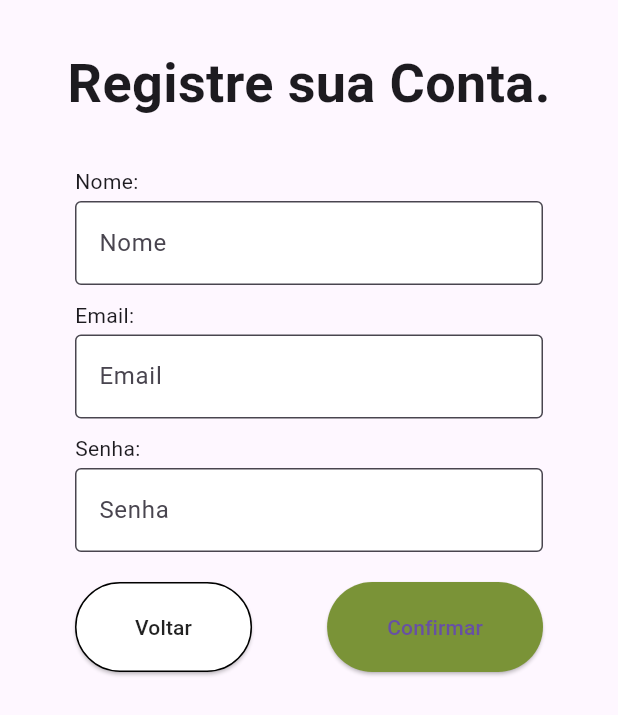
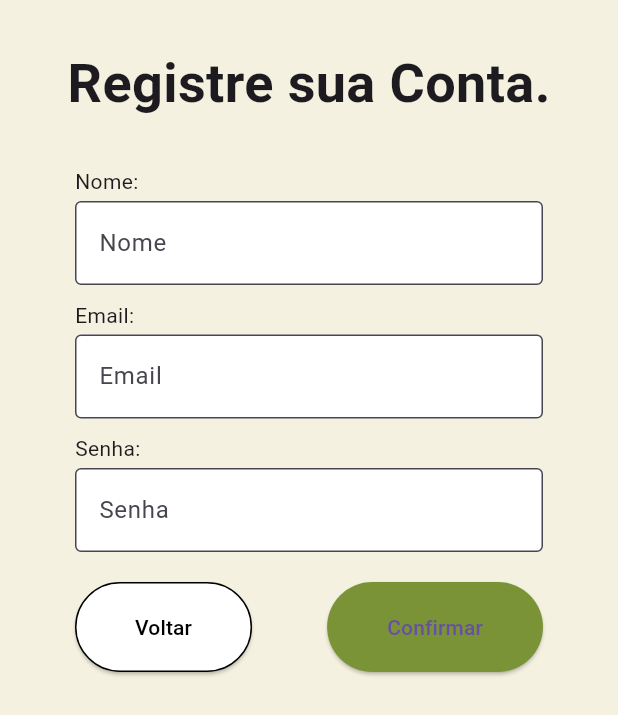
Before and after one commit to gmportilho/integraPracas, a Flutter app: the screen it shows after launch, after a tap on "Login", after a tap on "Cadastre-se", on a phone screen of 412 x 824 dp. Shown: the top 715 px of the screen. Run offline on Flutter 3.47's test engine with Material 3 defaults, Android fonts, the phone set to English and light mode, and no system bars; our stand-ins replace cloud_firestore, email_validator, firebase_auth, firebase_core, flutter_slidable; accounts and stored records are empty; network calls fail.

Commit message:
substituição de cores padrão do flutter por variáveis costumizadas

```diff
--- a/lib/main.dart
+++ b/lib/main.dart
@@ -27,15 +27,15 @@ class App extends StatelessWidget {
       debugShowCheckedModeBanner: false,
       theme: ThemeData(
         brightness: Brightness.light,
-        primaryColor: AppColors.brown, //Marrom
-        backgroundColor: AppColors.beige, //Bege
+        primaryColor: AppColors.brown,
         elevatedButtonTheme: ElevatedButtonThemeData(
             style: ButtonStyle(backgroundColor: MaterialStateProperty.all<Color>(AppColors.green))),
         appBarTheme: AppBarTheme(
           backgroundColor: AppColors.brown,
-          titleTextStyle: TextStyle(color: Colors.white),
-          iconTheme: IconThemeData(color: Colors.white),
+          titleTextStyle: TextStyle(color: AppColors.white),
+          iconTheme: IconThemeData(color: AppColors.white),
         ),
+        colorScheme: Theme.of(context).colorScheme.copyWith(background: AppColors.beige),
       ),
       routes: {
         AppRoutes.LOGIN: (context) => LoginView(),
@@ -43,7 +43,7 @@ class App extends StatelessWidget {
         AppRoutes.CHANGE_USER_DATA: (context) => ChangeUserDataView(),
         AppRoutes.FORGOT_MY_PASSWORD: (context) => ForgotMyPasswordView(),
         AppRoutes.CHANGE_PASSWORD: (context) => ChangePasswordView(),
-        AppRoutes.HomeView: (context) => HomeView(),
+        AppRoutes.HOME_VIEW: (context) => HomeView(),
         AppRoutes.PLAZA_INFO: (context) => PlazaInfoView(),
         AppRoutes.SELECT_CATEGORY: (context) => SelectCommentCategoryView(),
         AppRoutes.ADD_SUGGESTION: (context) => NewSuggestionView(),
--- a/lib/themes/appcolors.dart
+++ b/lib/themes/appcolors.dart
@@ -1,10 +1,12 @@
 import 'package:flutter/material.dart';
 
 class AppColors {
-  static final green =      Color(0XFF7A9337);
+  static final green = Color(0XFF7A9337);
   static final lightGreen = Color(0XFFBBCC8F);
-  static final white =      Color(0xFFFFFFFF);
-  static final beige =      Color(0xFFF5F1E0);
-  static final brown =      Color(0xFF3D3129);
-  static final black =      Color(0X00000000);
+  static final white = Color(0xFFFFFFFF);
+  static final beige = Color(0xFFF5F1E0);
+  static final brown = Color(0xFF3D3129);
+  static final black = Color(0xFF000000);
+  static final grey = Color(0xFF757575);
+  static final red = Color(0xFFF44336);
 }
--- a/lib/utils/routes.dart
+++ b/lib/utils/routes.dart
@@ -4,7 +4,7 @@ class AppRoutes {
   static const CHANGE_USER_DATA = '/change-user-data';
   static const FORGOT_MY_PASSWORD = '/forgo-my-password';
   static const CHANGE_PASSWORD = '/change-password';
-  static const HomeView = '/plazas';
+  static const HOME_VIEW = '/home';
   static const PLAZA_INFO = '/plaza-info';
   static const ADD_SUGGESTION = '/add-suggestion';
   static const ADD_EVENT = '/add-event';
--- a/lib/views/forgot_my_password.dart
+++ b/lib/views/forgot_my_password.dart
@@ -11,7 +11,7 @@ class ForgotMyPasswordView extends StatelessWidget {
     final redefineSenha = new TextEditingController();
 
     return Scaffold(
-      backgroundColor: Theme.of(context).backgroundColor,
+      backgroundColor: Theme.of(context).colorScheme.background,
       appBar: AppBar(
         centerTitle: true,
         title: Text('Redefinir a Senha'),
@@ -34,7 +34,7 @@ class ForgotMyPasswordView extends StatelessWidget {
                 TextFormField(
                   controller: redefineSenha,
                   decoration: InputDecoration(
-                      fillColor: Colors.white,
+                      fillColor: AppColors.white,
                       filled: true,
                       focusColor: AppColors.green,
                       focusedBorder:
--- a/lib/views/login.dart
+++ b/lib/views/login.dart
@@ -12,7 +12,7 @@ class LoginView extends StatelessWidget {
   @override
   Widget build(BuildContext context) {
     return Scaffold(
-        backgroundColor: Theme.of(context).backgroundColor,
+        backgroundColor: Theme.of(context).colorScheme.background,
         // appBar: AppBar(title: Text('Cadastro')),
         body: SafeArea(
           child: SingleChildScrollView(
@@ -49,13 +49,13 @@ class LoginView extends StatelessWidget {
                             onTap: () => {Navigator.of(context).pushNamed(AppRoutes.FORGOT_MY_PASSWORD)},
                             child: Text('Esqueci minha senha',
                                 style: TextStyle(
-                                    color: Colors.grey.shade600, decoration: TextDecoration.underline, fontSize: 18))),
+                                    color: AppColors.grey, decoration: TextDecoration.underline, fontSize: 18))),
                         SizedBox(height: 15),
                         Divider(thickness: 2),
                         SizedBox(height: 30),
                         ElevatedButton(
                           style: ElevatedButton.styleFrom(
-                              backgroundColor: Colors.white,
+                              backgroundColor: AppColors.white,
                               padding: EdgeInsets.symmetric(horizontal: 70, vertical: 25),
                               side: BorderSide(color: AppColors.green)),
                           child: Text(
@@ -144,7 +144,7 @@ class LoginView extends StatelessWidget {
 
     try {
       await _firebaseAuth.signInWithEmailAndPassword(email: emailController.text, password: senhaController.text);
-      Navigator.of(context).pushNamed(AppRoutes.HomeView);
+      Navigator.of(context).pushNamed(AppRoutes.HOME_VIEW);
     } on FirebaseAuthException catch (e, s) {
       _handleFirebaseLoginWithCredentialsException(e, s);
     }
--- a/lib/views/new_maintenance.dart
+++ b/lib/views/new_maintenance.dart
@@ -16,7 +16,7 @@ class NewMaintenanceView extends StatelessWidget {
     var dadosPraca = ModalRoute.of(context)!.settings.arguments as Praca;
 
     return Scaffold(
-        backgroundColor: Theme.of(context).backgroundColor,
+        backgroundColor: Theme.of(context).colorScheme.background,
         appBar: AppBar(
           centerTitle: true,
           title: Text('Sugestão de melhoria'),
@@ -39,7 +39,7 @@ class NewMaintenanceView extends StatelessWidget {
                     controller: NewSuggestionView,
                     maxLines: 5,
                     decoration: InputDecoration(
-                        fillColor: Colors.white,
+                        fillColor: AppColors.white,
                         filled: true,
                         focusColor: AppColors.green,
                         focusedBorder:
--- a/lib/views/new_suggestion.dart
+++ b/lib/views/new_suggestion.dart
@@ -16,7 +16,7 @@ class NewSuggestionView extends StatelessWidget {
     var dadosPraca = ModalRoute.of(context)!.settings.arguments as Praca;
 
     return Scaffold(
-        backgroundColor: Theme.of(context).backgroundColor,
+        backgroundColor: Theme.of(context).colorScheme.background,
         appBar: AppBar(
           centerTitle: true,
           title: Text('Sugestão de melhoria'),
@@ -39,7 +39,7 @@ class NewSuggestionView extends StatelessWidget {
                     controller: NewSuggestionView,
                     maxLines: 5,
                     decoration: InputDecoration(
-                        fillColor: Colors.white,
+                        fillColor: AppColors.white,
                         filled: true,
                         focusColor: AppColors.green,
                         focusedBorder:
--- a/lib/views/register.dart
+++ b/lib/views/register.dart
@@ -35,7 +35,7 @@ class _RegisterViewState extends State<RegisterView> {
   @override
   Widget build(BuildContext context) {
     return Scaffold(
-        backgroundColor: Theme.of(context).backgroundColor,
+        backgroundColor: Theme.of(context).colorScheme.background,
         body: SafeArea(
           child: Form(
             key: formKey,
@@ -121,7 +121,7 @@ class _InputNomeState extends State<InputNome> {
         Center(
             child: TextFormField(
                 decoration: InputDecoration(
-                    fillColor: Colors.white,
+                    fillColor: AppColors.white,
                     filled: true,
                     focusColor: AppColors.green,
                     focusedBorder: OutlineInputBorder(borderSide: BorderSide(color: AppColors.lightGreen, width: 2.0)),
@@ -164,7 +164,7 @@ class _InputSenhaState extends State<InputSenha> {
           child: TextFormField(
             obscureText: true,
             decoration: InputDecoration(
-                fillColor: Colors.white,
+                fillColor: AppColors.white,
                 filled: true,
                 focusColor: AppColors.green,
                 focusedBorder: OutlineInputBorder(borderSide: BorderSide(color: AppColors.lightGreen, width: 2.0)),
@@ -205,7 +205,7 @@ class _InputConfirmarSenhaState extends State<InputConfirmarSenha> {
                 controller: _RegisterViewState().senhaConfirmController,
                 obscureText: true,
                 decoration: InputDecoration(
-                    fillColor: Colors.white,
+                    fillColor: AppColors.white,
                     filled: true,
                     focusColor: AppColors.green,
                     focusedBorder: OutlineInputBorder(borderSide: BorderSide(color: AppColors.lightGreen, width: 2.0)),
@@ -245,7 +245,7 @@ class _InputEmailState extends State<InputEmail> {
           controller: widget.controller,
           keyboardType: TextInputType.emailAddress,
           decoration: InputDecoration(
-              fillColor: Colors.white,
+              fillColor: AppColors.white,
               filled: true,
               focusColor: AppColors.green,
               focusedBorder: OutlineInputBorder(borderSide: BorderSide(color: AppColors.lightGreen, width: 2.0)),
@@ -270,12 +270,12 @@ class BotaoVoltar extends StatelessWidget {
   Widget build(BuildContext context) {
     return ElevatedButton(
       style: ElevatedButton.styleFrom(
-          backgroundColor: Colors.white,
+          backgroundColor: AppColors.white,
           padding: EdgeInsets.symmetric(horizontal: 40, vertical: 20),
-          side: BorderSide(color: Colors.black)),
+          side: BorderSide(color: AppColors.black)),
       child: Text(
         'Voltar',
-        style: TextStyle(color: Colors.black87),
+        style: TextStyle(color: AppColors.black),
       ),
       onPressed: () {
         Navigator.of(context).pop();
--- a/lib/views/select_comment_category.dart
+++ b/lib/views/select_comment_category.dart
@@ -33,7 +33,7 @@ class SelectCommentCategoryView extends StatelessWidget {
                 child: Column(
                   mainAxisAlignment: MainAxisAlignment.center,
                   children: [
-                    Text('EVENTO', style: TextStyle(color: Colors.black, fontSize: 18)),
+                    Text('EVENTO', style: TextStyle(color: AppColors.black, fontSize: 18)),
                   ],
                 ),
               ),
@@ -56,7 +56,7 @@ class SelectCommentCategoryView extends StatelessWidget {
                 child: Column(
                   mainAxisAlignment: MainAxisAlignment.center,
                   children: [
-                    Text("MANUTENÇÃO", style: TextStyle(color: Colors.black, fontSize: 18)),
+                    Text("MANUTENÇÃO", style: TextStyle(color: AppColors.black, fontSize: 18)),
                   ],
                 ),
               ),
@@ -79,7 +79,7 @@ class SelectCommentCategoryView extends StatelessWidget {
                 child: Column(
                   mainAxisAlignment: MainAxisAlignment.center,
                   children: [
-                    Text('SUGESTÃO DE MELHORIA', style: TextStyle(color: Colors.black, fontSize: 18)),
+                    Text('SUGESTÃO DE MELHORIA', style: TextStyle(color: AppColors.black, fontSize: 18)),
                   ],
                 ),
               ),
```
Also changed, not shown: lib/views/change_password.dart (+6 -6 lines), lib/views/change_user_data.dart (+9 -9 lines), lib/views/home.dart (+10 -10 lines), lib/views/new_event.dart (+4 -4 lines), lib/views/plaza_info.dart (+5 -4 lines), lib/views/user_comments.dart (+6 -5 lines), 1 other file.
